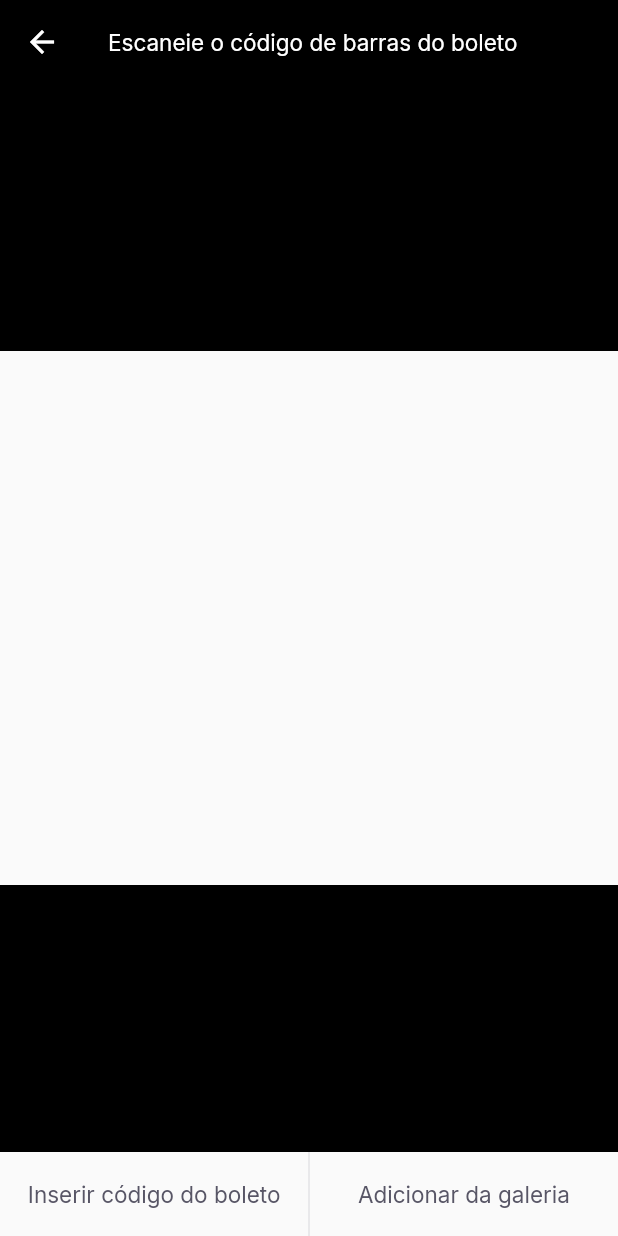
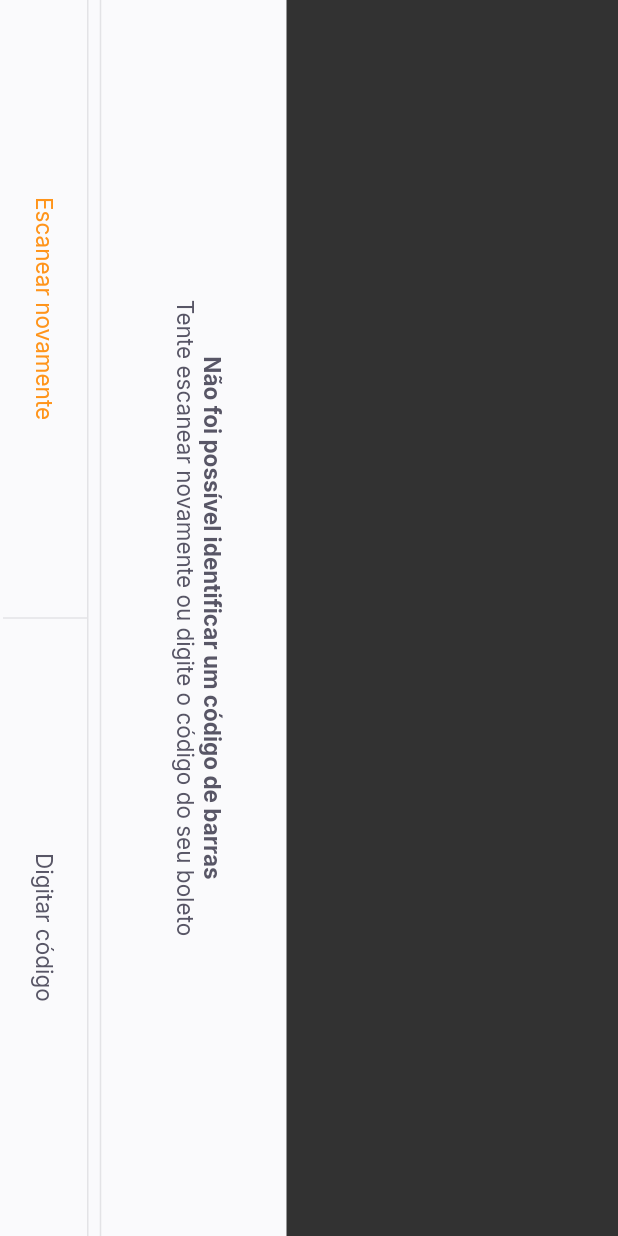
Before and after one commit to alandlan/payflow, a Flutter app: the BarcodeScannerPage screen opened by its route, on a phone screen of 412 x 824 dp. Run offline on Flutter 3.47's test engine with Material 2 defaults, Android fonts, the phone set to English and light mode, and no system bars; our stand-ins replace firebase_core, google_fonts, google_sign_in, shared_preferences; accounts and stored records are empty.

Commit message:
layout barcode scanner finalizado

```diff
--- a/payflow/lib/modules/barcode_scanner/barcode_scanner_page.dart
+++ b/payflow/lib/modules/barcode_scanner/barcode_scanner_page.dart
@@ -1,8 +1,8 @@
 import 'package:flutter/material.dart';
 import 'package:payflow/shared/themes/app_colors.dart';
 import 'package:payflow/shared/themes/app_text_styles.dart';
-import 'package:payflow/shared/widgets/divider_vertical/divider_vertical_widget.dart';
-import 'package:payflow/shared/widgets/label_button/label_button.dart';
+import 'package:payflow/shared/widgets/bottom_sheet/botton_sheet_widget.dart';
+import 'package:payflow/shared/widgets/set_label_buttons/set_label_buttons.dart';
 
 class BarcodeScannerPage extends StatefulWidget {
   const BarcodeScannerPage({Key? key}) : super(key: key);
@@ -14,20 +14,36 @@ class BarcodeScannerPage extends StatefulWidget {
 class _BarcodeScannerPageState extends State<BarcodeScannerPage> {
   @override
   Widget build(BuildContext context) {
-    return Scaffold(
+    return BottonSheetWidget(
+      primaryLabel: "Escanear novamente",
+      primaryOnPressed: () {},
+      secondaryLabel: "Digitar código",
+      secondaryOnPressed: () {},
+      title: "Não foi possível identificar um código de barras",
+      subtitle: "Tente escanear novamente ou digite o código do seu boleto",
+    );
+    return SafeArea(
+      top: true,
+      bottom: true,
+      right: true,
+      left: true,
+      child: RotatedBox(
+        quarterTurns: 1,
+        child: Scaffold(
           appBar: AppBar(
             backgroundColor: Colors.black,
             title: Text(
               "Escaneie o código de barras do boleto",
               style: TextStyles.buttonBackground,
             ),
+            centerTitle: true,
             leading: BackButton(color: AppColors.background),
           ),
           body: Column(
             children: [
               Expanded(
                 child: Container(
-              color: Colors.black,
+                  color: Colors.black.withOpacity(0.8),
                 ),
               ),
               Expanded(
@@ -38,27 +54,17 @@ class _BarcodeScannerPageState extends State<BarcodeScannerPage> {
               ),
               Expanded(
                 child: Container(
-              color: Colors.black,
+                  color: Colors.black.withOpacity(0.8),
                 ),
               ),
             ],
           ),
-      bottomNavigationBar: Container(
-        height: 56,
-        child: Row(
-          children: [
-            Expanded(
-              child: LabeButton(
-              label: "Inserir código do boleto",
-              onPressed: () {},
-            )),
-            DividerVerticalWidget(),
-            Expanded(
-              child: LabeButton(
-              label: "Adicionar da galeria",
-              onPressed: () {},
-            )),
-          ],
+          bottomNavigationBar: SetLabelButtons(
+            primaryLabel: "Inserir código do boleto",
+            primaryOnPressed: () {},
+            secondaryLabel: "Adicionar da galeria",
+            secondaryOnPressed: () {},
+          ),
         ),
       ),
     );
--- /dev/null
+++ b/payflow/lib/shared/widgets/bottom_sheet/botton_sheet_widget.dart
@@ -0,0 +1,80 @@
+import 'package:flutter/material.dart';
+import 'package:payflow/shared/themes/app_colors.dart';
+import 'package:payflow/shared/themes/app_text_styles.dart';
+import 'package:payflow/shared/widgets/set_label_buttons/set_label_buttons.dart';
+
+class BottonSheetWidget extends StatelessWidget {
+  final String primaryLabel;
+  final VoidCallback primaryOnPressed;
+  final String secondaryLabel;
+  final VoidCallback secondaryOnPressed;
+  final String title;
+  final String subtitle;
+  const BottonSheetWidget(
+      {Key? key,
+      required this.primaryLabel,
+      required this.primaryOnPressed,
+      required this.secondaryLabel,
+      required this.secondaryOnPressed,
+      required this.title,
+      required this.subtitle})
+      : super(key: key);
+
+  @override
+  Widget build(BuildContext context) {
+    return SafeArea(
+      child: RotatedBox(
+        quarterTurns: 1,
+        child: Material(
+          child: Container(
+            color: AppColors.shape,
+            child: Column(
+              children: [
+                Expanded(
+                  child: Container(color: Colors.black.withOpacity(0.8)),
+                ),
+                Column(
+                  children: [
+                    Padding(
+                      padding: const EdgeInsets.all(40),
+                      child: Text.rich(
+                        TextSpan(
+                            text: title,
+                            style: TextStyles.buttonBoldHeading,
+                            children: [
+                              TextSpan(
+                                  text: "\n$subtitle",
+                                  style: TextStyles.buttonHeading),
+                            ]),
+                        textAlign: TextAlign.center,
+                      ),
+                    ),
+                    Divider(
+                      color: AppColors.stroke,
+                      thickness: 1,
+                      endIndent: 0,
+                    ),
+                    Container(
+                      height: 1,
+                      color: AppColors.stroke,
+                    ),
+                    SetLabelButtons(
+                      enablePrimaryColor: true,
+                      primaryLabel: primaryLabel,
+                      primaryOnPressed: primaryOnPressed,
+                      secondaryLabel: secondaryLabel,
+                      secondaryOnPressed: secondaryOnPressed,
+                    ),
+                    SizedBox(
+                      height: 2,
+                    )
+                  ],
+                ),
+              ],
+            ),
+          ),
+        ),
+      ),
+    );
+  }
+}
--- a/payflow/lib/shared/widgets/label_button/label_button.dart
+++ b/payflow/lib/shared/widgets/label_button/label_button.dart
@@ -4,7 +4,9 @@ import 'package:payflow/shared/themes/app_text_styles.dart';
 class LabeButton extends StatelessWidget {
   final String label;
   final VoidCallback onPressed;
-  const LabeButton({Key? key, required this.label, required this.onPressed})
+  final TextStyle? style;
+  const LabeButton(
+      {Key? key, required this.label, required this.onPressed, this.style})
       : super(key: key);
 
   @override
@@ -13,7 +15,10 @@ class LabeButton extends StatelessWidget {
       height: 56,
       child: TextButton(
         onPressed: onPressed,
-        child: Text(label, style: TextStyles.buttonHeading,),
+        child: Text(
+          label,
+          style: style ?? TextStyles.buttonHeading,
+        ),
       ),
     );
   }
--- /dev/null
+++ b/payflow/lib/shared/widgets/set_label_buttons/set_label_buttons.dart
@@ -0,0 +1,42 @@
+import 'package:flutter/material.dart';
+import 'package:payflow/shared/themes/app_text_styles.dart';
+import 'package:payflow/shared/widgets/divider_vertical/divider_vertical_widget.dart';
+import 'package:payflow/shared/widgets/label_button/label_button.dart';
+
+class SetLabelButtons extends StatelessWidget {
+  final String primaryLabel;
+  final VoidCallback primaryOnPressed;
+  final String secondaryLabel;
+  final VoidCallback secondaryOnPressed;
+  final bool enablePrimaryColor;
+  const SetLabelButtons(
+      {Key? key,
+      required this.primaryLabel,
+      required this.primaryOnPressed,
+      required this.secondaryLabel,
+      required this.secondaryOnPressed,this.enablePrimaryColor = false})
+      : super(key: key);
+
+  @override
+  Widget build(BuildContext context) {
+    return Container(
+      height: 56,
+      child: Row(
+        children: [
+          Expanded(
+              child: LabeButton(
+            label: primaryLabel,
+            onPressed: primaryOnPressed,
+            style: enablePrimaryColor ? TextStyles.buttonPrimary : null,
+          )),
+          DividerVerticalWidget(),
+          Expanded(
+              child: LabeButton(
+            label: secondaryLabel,
+            onPressed: secondaryOnPressed,
+          )),
+        ],
+      ),
+    );
+  }
+}
```
Lines whose indentation alone changed are shown as unchanged.
